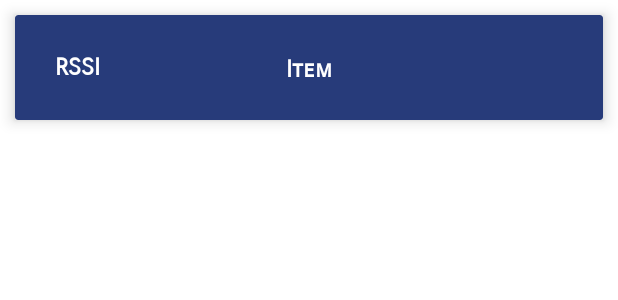
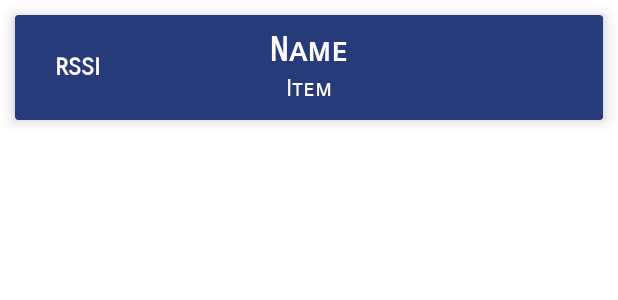
Before and after one commit to Lou13213/AndroidSmartDevice, an Android app: the layout scan_cell.xml on its own in the app's theme, with its tools: preview values and no code run, on a phone screen of 412 x 824 dp. Shown: the top 300 px of the screen. Run offline under Robolectric (Android 15) with nearby library versions, the phone set to English and light mode, and no system bars.

Commit message:
Code avec APK

```diff
--- a/app/src/main/java/fr/isen/boisson/androidsmartdevice/ScanAdapter.kt
+++ b/app/src/main/java/fr/isen/boisson/androidsmartdevice/ScanAdapter.kt
@@ -1,5 +1,6 @@
 package fr.isen.boisson.androidsmartdevice
 
+import android.annotation.SuppressLint
 import android.bluetooth.BluetoothDevice
 import android.bluetooth.le.ScanResult
 import android.view.LayoutInflater
@@ -18,11 +19,14 @@ class ScanAdapter(var devices: ArrayList<ScanResult>, var onDeviceClickListener:
     class ViewHolder(binding: ScanCellBinding) : RecyclerView.ViewHolder(binding.root) {
         val deviceName = binding.deviceName
         val rssi = binding.RSSI
+        val name = binding.name
     }
 
+    @SuppressLint("MissingPermission")
     override fun onBindViewHolder(holder: ViewHolder, position: Int) {
         holder.deviceName.text = devices[position].device.address
         holder.rssi.text = devices[position].rssi.toString()
+        holder.name.text = devices[position].device.name
 
         holder.itemView.setOnClickListener {
             onDeviceClickListener(devices[position].device)
--- a/app/src/main/res/layout/scan_cell.xml
+++ b/app/src/main/res/layout/scan_cell.xml
@@ -22,13 +22,12 @@
             android:text="Item"
             android:textColor="#FFFFFF"
             android:textSize="16sp"
-            android:textStyle="bold"
             app:autoSizeMaxTextSize="20sp"
             app:layout_constraintBottom_toBottomOf="parent"
             app:layout_constraintEnd_toEndOf="parent"
             app:layout_constraintStart_toStartOf="parent"
             app:layout_constraintTop_toTopOf="parent"
-            app:layout_constraintVertical_bias="0.52" />
+            app:layout_constraintVertical_bias="0.78" />
 
         <TextView
             android:id="@+id/RSSI"
@@ -50,6 +49,26 @@
             app:layout_constraintStart_toStartOf="parent"
             app:layout_constraintTop_toTopOf="parent" />
 
+        <TextView
+            android:id="@+id/name"
+            android:layout_width="wrap_content"
+            android:layout_height="wrap_content"
+            android:layout_marginStart="166dp"
+            android:layout_marginTop="5dp"
+            android:layout_marginEnd="168dp"
+            android:layout_marginBottom="2dp"
+            android:fontFamily="sans-serif-smallcaps"
+            android:gravity="center"
+            android:text="Name"
+            android:textColor="#FFFFFF"
+            android:textSize="22sp"
+            android:textStyle="bold"
+            app:layout_constraintBottom_toTopOf="@+id/deviceName"
+            app:layout_constraintEnd_toEndOf="parent"
+            app:layout_constraintStart_toStartOf="parent"
+            app:layout_constraintTop_toTopOf="parent"
+            app:layout_constraintVertical_bias="1.0" />
+
 
     </androidx.constraintlayout.widget.ConstraintLayout>
 
```
Also changed, not shown: app/src/main/java/fr/isen/boisson/androidsmartdevice/DeviceActivity.kt (+28 -8 lines).
